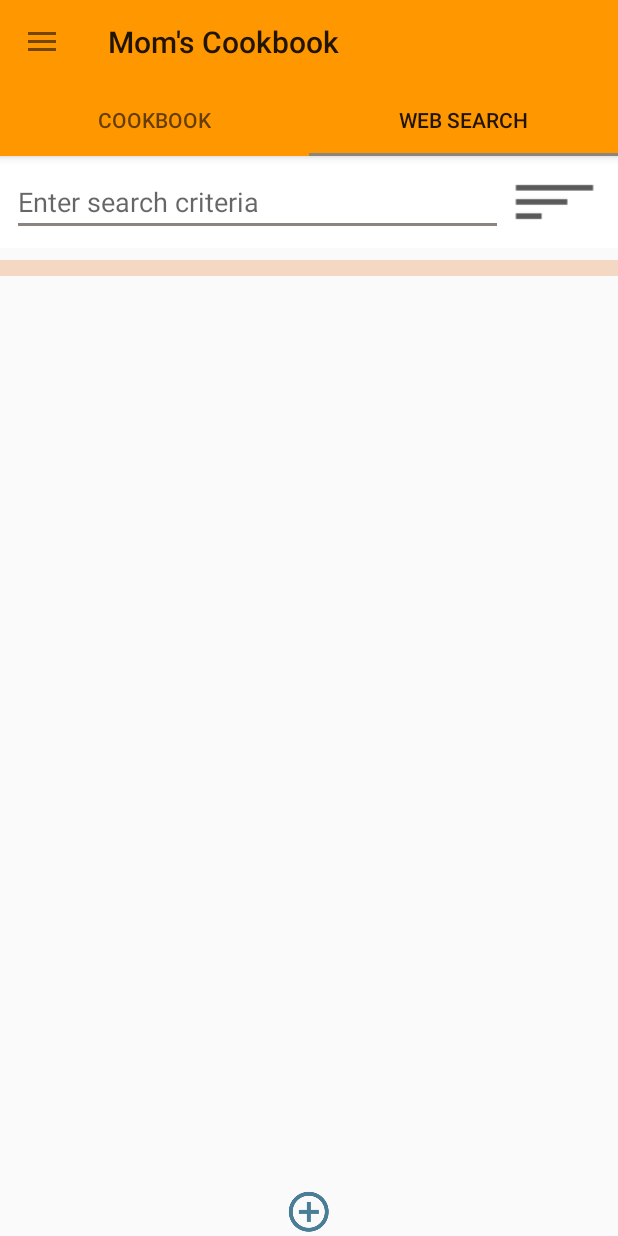
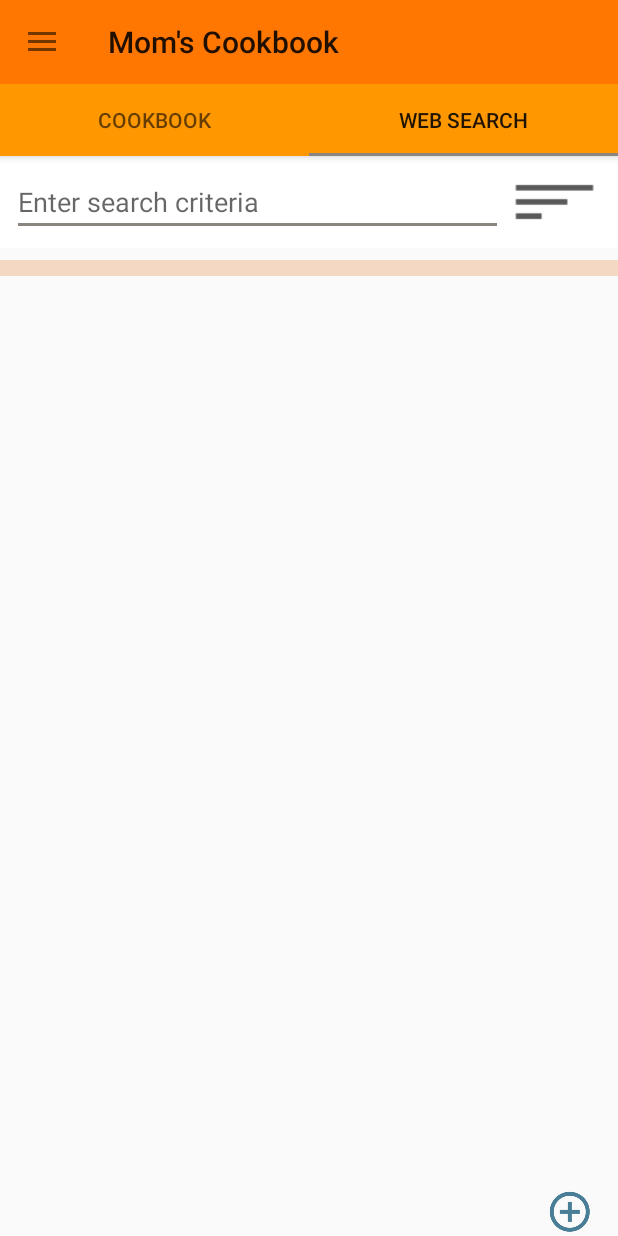
Before and after one commit to FoochiRien/moms_cookbook, an Android app: the screen it shows after launch (MainActivity), tab 2 chosen, on a phone screen of 412 x 824 dp. Run offline under Robolectric (Android 15) with nearby library versions, the phone set to English and light mode, and no system bars; our stand-ins replace Picasso; libraries missing offline, so code that uses them is left out: com.readystatesoftware.sqliteasset; pictures from the network do not load; 1 statement that could not run was skipped.

Commit message:
buttons on cookbook work

```diff
--- a/Cookbook_app/app/src/main/java/com/adrienne/cookbook_app/APISearch/ApiResultDetailActivity.java
+++ b/Cookbook_app/app/src/main/java/com/adrienne/cookbook_app/APISearch/ApiResultDetailActivity.java
@@ -80,6 +80,7 @@ public class ApiResultDetailActivity extends AppCompatActivity {
 
         //if the user decides they want to save a recipe by clicking on the favorite button.
         // They can enter categories to go along with the above information.
+        apiCategories = mCategories.getText().toString();
         mFavApiRecipe.setOnClickListener(new View.OnClickListener() {
             @Override
             public void onClick(View v) {
@@ -95,7 +96,7 @@ public class ApiResultDetailActivity extends AppCompatActivity {
 
         //due to the limitations of the api the directions are not provided, therefore to view
         //the complete recipe the user will have to view it on the web.
-        apiCategories = mCategories.getText().toString();
+
         mApiUrl.setOnClickListener(new View.OnClickListener() {
             @Override
             public void onClick(View v) {
--- a/Cookbook_app/app/src/main/res/layout/custom_toolbar_layout.xml
+++ b/Cookbook_app/app/src/main/res/layout/custom_toolbar_layout.xml
@@ -8,7 +8,7 @@
 
     <android.support.v7.widget.Toolbar
         android:id="@+id/toolbar"
-        android:layout_width="409dp"
+        android:layout_width="match_parent"
         android:layout_height="?attr/actionBarSize"
         android:layout_marginLeft="0dp"
         android:layout_marginTop="-7dp"
--- a/Cookbook_app/app/src/main/res/layout/fragment_search.xml
+++ b/Cookbook_app/app/src/main/res/layout/fragment_search.xml
@@ -41,7 +41,6 @@
                 android:padding="10dp"
                android:background="@drawable/ic_action_name"/>
 
-
         </LinearLayout>
 
 
@@ -51,6 +50,7 @@
             android:layout_height="wrap_content"
             android:background="#f4d8c3"
             android:padding="5dp"
+            android:paddingBottom="5dp"
             android:layout_below="@+id/api_search_layout"/>
 
         <ImageView
@@ -59,10 +59,11 @@
             android:layout_height="wrap_content"
             android:clickable="true"
             android:elevation="5dp"
+            android:layout_alignParentRight="true"
+            android:layout_margin="16dp"
             android:layout_alignParentBottom="true"
-            android:layout_centerHorizontal="true"
-            android:layout_marginBottom="20dp"
             android:background="@drawable/ic_search_more"/>
+
 
     </RelativeLayout>
 
--- a/Cookbook_app/app/src/main/res/values/colors.xml
+++ b/Cookbook_app/app/src/main/res/values/colors.xml
@@ -4,5 +4,5 @@
     <color name="colorPrimaryDark">#E65100</color>
     <color name="colorAccent">#8b8580</color>
 
-    <color name="cookbook_background">#FF9800</color>
+    <color name="cookbook_background">#ff7700</color>
 </resources>
```
Also changed, not shown: Cookbook_app/app/src/main/java/com/adrienne/cookbook_app/My_cookbook/MyCookbookFragment.java (+29 -9 lines), Cookbook_app/app/src/main/java/com/adrienne/cookbook_app/My_cookbook/db_cookbook/RecipeSQLiteOpenHelper.java (+5 -2 lines), 1 other file.
